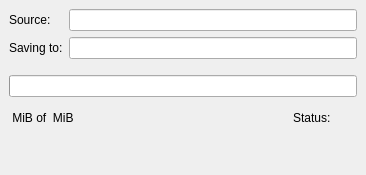
Qt form ui/transferdetailsfrm.ui (KDE/kget) before a commit.
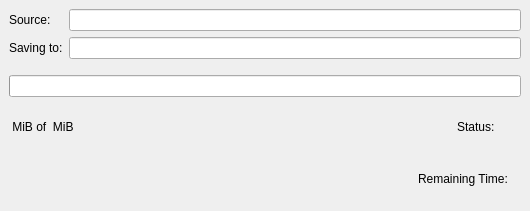
The same form after that commit.

Commit message: Show the remaining time in the transfer-details :)

Patch:
```diff
--- a/ui/transferdetailsfrm.ui
+++ b/ui/transferdetailsfrm.ui
@@ -5,8 +5,8 @@
    <rect>
     <x>0</x>
     <y>0</y>
-    <width>366</width>
-    <height>175</height>
+    <width>530</width>
+    <height>211</height>
    </rect>
   </property>
   <property name="sizePolicy" >
@@ -197,6 +197,20 @@
        </property>
       </spacer>
      </item>
+     <item>
+      <widget class="QLabel" name="label" >
+       <property name="text" >
+        <string>Remaining Time:</string>
+       </property>
+      </widget>
+     </item>
+     <item>
+      <widget class="QLabel" name="remainingTimeLabel" >
+       <property name="text" >
+        <string>&lt;remaining time></string>
+       </property>
+      </widget>
+     </item>
     </layout>
    </item>
   </layout>
```
The commit also changes 2 other files.
